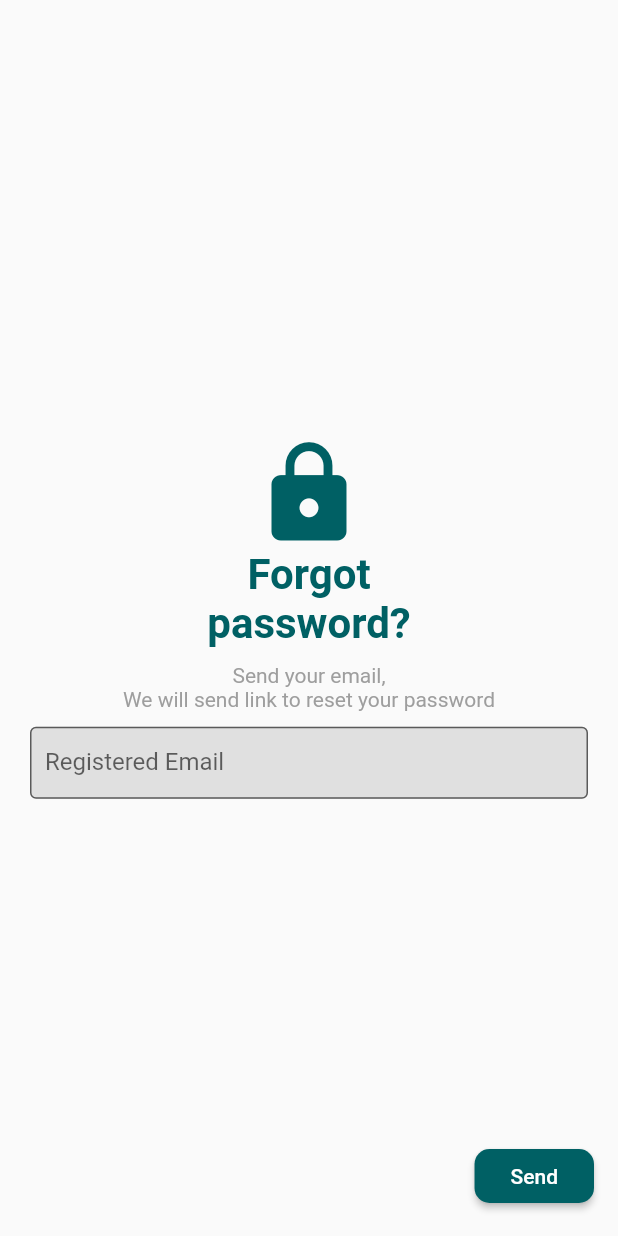
After one commit to zeel2312/pet_adoption-master, a Flutter app: the EmailAuthScreen screen opened by its route, after a tap on "Forgot password?", on a phone screen of 412 x 824 dp. The commit adds this screen. Run offline on Flutter 3.47's test engine with Material 2 defaults, Android fonts, the phone set to English and light mode, and no system bars; our stand-ins replace animated_text_kit, cloud_firestore, csc_picker, email_validator, firebase_auth, firebase_core and 3 more; missing offline and left inert: geocoder, legacy_progress_dialog, open_mail_app; accounts and stored records are empty.

Commit message:
initial commit

```diff
--- a/lib/main.dart
+++ b/lib/main.dart
@@ -1,6 +1,8 @@
 import 'package:flutter/material.dart';
 import 'package:pet_adoption/screens/authentication/email_auth_screen.dart';
+import 'package:pet_adoption/screens/authentication/email_verification_screen.dart';
 import 'package:pet_adoption/screens/authentication/phoneauth_screen.dart';
+import 'package:pet_adoption/screens/authentication/reset_password_screen.dart';
 import 'package:pet_adoption/screens/home_screen.dart';
 import 'package:pet_adoption/screens/location_screen.dart';
 import 'package:pet_adoption/screens/login_screen.dart';
@@ -29,6 +31,8 @@ class MyApp extends StatelessWidget {
         LocationScreen.id: (context) => LocationScreen(),
         HomeScreen.id: (context) => HomeScreen(),
         EmailAuthScreen.id: (context) => EmailAuthScreen(),
+        EmailVerificationScreen.id: (context) => EmailVerificationScreen(),
+        PasswordResetScreen.id: (context) => PasswordResetScreen(),
       },
     );
   }
--- a/lib/screens/authentication/email_auth_screen.dart
+++ b/lib/screens/authentication/email_auth_screen.dart
@@ -1,6 +1,7 @@
 import 'package:email_validator/email_validator.dart';
 import 'package:flutter/cupertino.dart';
 import 'package:flutter/material.dart';
+import 'package:pet_adoption/screens/authentication/reset_password_screen.dart';
 import 'package:pet_adoption/services/emailAuth_service.dart';
 
 class EmailAuthScreen extends StatefulWidget {
@@ -47,6 +48,7 @@ class _EmailAuthScreenState extends State<EmailAuthScreen> {
   @override
   Widget build(BuildContext context) {
     return Scaffold(
+      resizeToAvoidBottomInset: false,
       appBar: AppBar(
         elevation: 1,
         backgroundColor: Colors.white,
@@ -119,12 +121,13 @@ class _EmailAuthScreenState extends State<EmailAuthScreen> {
                 height: 10,
               ),
               TextFormField(
+                obscureText: true,
                 controller: _passwordController,
                 decoration: InputDecoration(
                   suffixIcon: _validate
                       ? IconButton(
                           icon: Icon(Icons.clear),
-                          onPressed: (){
+                          onPressed: () {
                             _passwordController.clear();
                             setState(() {
                               _validate = false;
@@ -154,8 +157,16 @@ class _EmailAuthScreenState extends State<EmailAuthScreen> {
                   }
                 },
               ),
-              SizedBox(
-                height: 10,
+
+              Align(
+                alignment: Alignment.centerRight,
+                child: TextButton(
+                  child: Text('Forgot password?',
+                  style: TextStyle(fontWeight: FontWeight.bold,color: Colors.blue),),
+                  onPressed: (){
+                    Navigator.pushNamed(context, PasswordResetScreen.id);
+                  },
+                ),
               ),
               Row(
                 children: [
--- /dev/null
+++ b/lib/screens/authentication/reset_password_screen.dart
@@ -0,0 +1,97 @@
+import 'package:email_validator/email_validator.dart';
+import 'package:firebase_auth/firebase_auth.dart';
+import 'package:flutter/material.dart';
+import 'package:pet_adoption/screens/authentication/email_auth_screen.dart';
+
+class PasswordResetScreen extends StatelessWidget {
+  static const String id = 'password-reset-screen';
+
+  @override
+  Widget build(BuildContext context) {
+    var _emailController = TextEditingController();
+    final _formKey = GlobalKey<FormState>();
+
+    return Scaffold(
+      body: Form(
+        key: _formKey,
+        child: Center(
+          child: Padding(
+            padding: const EdgeInsets.all(20.0),
+            child: Column(
+              mainAxisSize: MainAxisSize.min,
+              children: [
+                Icon(
+                  Icons.lock,
+                  color: Theme.of(context).primaryColor,
+                  size: 75,
+                ),
+                Text(
+                  'Forgot \npassword?',
+                  textAlign: TextAlign.center,
+                  style: TextStyle(
+                      fontWeight: FontWeight.bold,
+                      fontSize: 28,
+                      color: Theme.of(context).primaryColor),
+                ),
+                SizedBox(
+                  height: 10,
+                ),
+                Text(
+                  'Send your email, \nWe will send link to reset your password',
+                  textAlign: TextAlign.center,
+                  style: TextStyle(color: Colors.grey),
+                ),
+                SizedBox(
+                  height: 10,
+                ),
+                TextFormField(
+                  textAlign: TextAlign.center,
+                  controller: _emailController,
+                  decoration: InputDecoration(
+                    contentPadding: EdgeInsets.only(left: 10),
+                    labelText: 'Registered Email',
+                    filled: true,
+                    fillColor: Colors.grey.shade300,
+                    border: OutlineInputBorder(
+                      borderRadius: BorderRadius.circular(4),
+                    ),
+                  ),
+                  validator: (value) {
+                    final bool isValid =
+                    EmailValidator.validate(_emailController.text);
+                    if (value == null || value.isEmpty) {
+                      return 'Enter Email';
+                    }
+                    if (value.isNotEmpty && isValid == false) {
+                      return 'Enter Valid Email';
+                    }
+                    return null;
+                  },
+                ),
+              ],
+            ),
+          ),
+        ),
+      ),
+      floatingActionButton: ElevatedButton(
+          style: ElevatedButton.styleFrom(
+            primary: Theme.of(context).primaryColor,
+            shape: new RoundedRectangleBorder(
+              borderRadius: new BorderRadius.circular(10.0),
+            ),
+          ),
+        child: Padding(
+          padding: const EdgeInsets.all(8.0),
+          child: Text('Send'),
+        ),
+        onPressed: () {
+            if(_formKey.currentState.validate()){
+              FirebaseAuth.instance.sendPasswordResetEmail(email: _emailController.text).then((value) {
+                Navigator.pushReplacementNamed(context, EmailAuthScreen.id);
+              });
+            }
+        },
+      ),
+    );
+  }
+}
--- a/lib/widgets/auth_ui.dart
+++ b/lib/widgets/auth_ui.dart
@@ -4,6 +4,7 @@ import 'package:flutter/material.dart';
 import 'package:flutter_signin_button/button_view.dart';
 import 'package:flutter_signin_button/flutter_signin_button.dart';
 import 'package:pet_adoption/screens/authentication/email_auth_screen.dart';
+import 'package:pet_adoption/screens/authentication/email_verification_screen.dart';
 import 'package:pet_adoption/screens/authentication/google_auth.dart';
 import 'package:pet_adoption/screens/authentication/phoneauth_screen.dart';
 import 'package:pet_adoption/services/phoneauth_service.dart';
@@ -73,6 +74,7 @@ class AuthUi extends StatelessWidget {
           InkWell(
             onTap: (){
               Navigator.pushNamed(context, EmailAuthScreen.id);
+              //Navigator.pushNamed(context, EmailVerificationScreen.id);
             },
             child: Padding(
               padding: const EdgeInsets.all(8.0),
--- a/pubspec.yaml
+++ b/pubspec.yaml
@@ -40,6 +40,8 @@ dependencies:
   geocoder: ^0.2.1
   google_sign_in: ^5.0.2
   email_validator: ^2.0.1
+  open_mail_app: ^0.1.1
+  csc_picker: ^0.2.5
 
 dev_dependencies:
   flutter_test:
```
Also changed, not shown: lib/screens/authentication/email_verification_screen.dart (added, +91 -0 lines), lib/screens/location_screen.dart (+158 -25 lines), lib/services/emailAuth_service.dart (+8 -2 lines), pubspec.lock.
